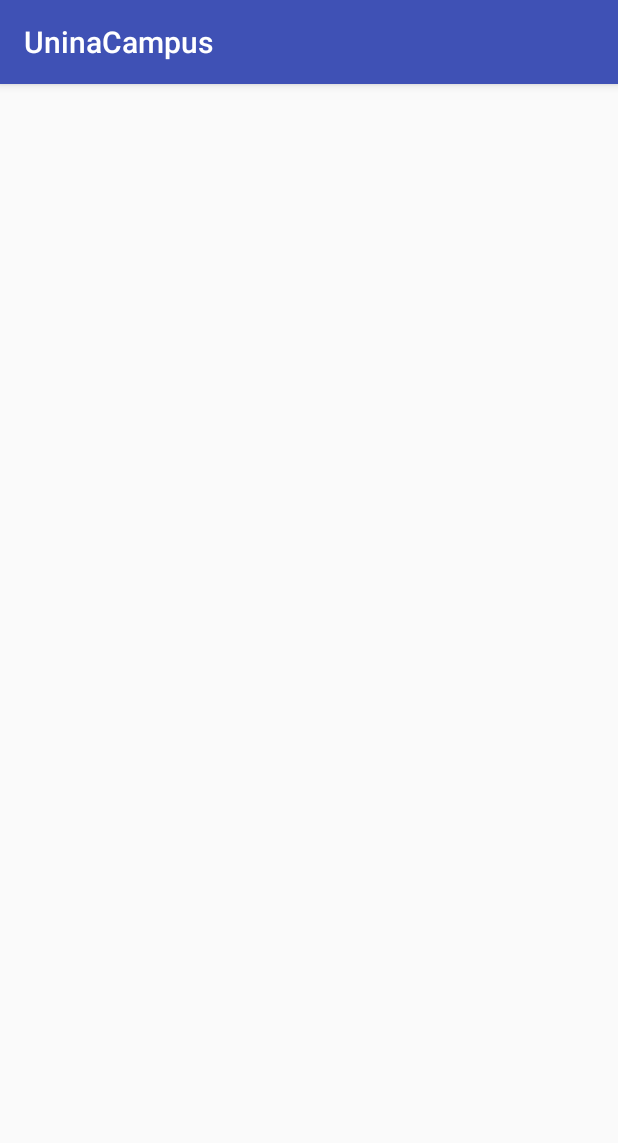
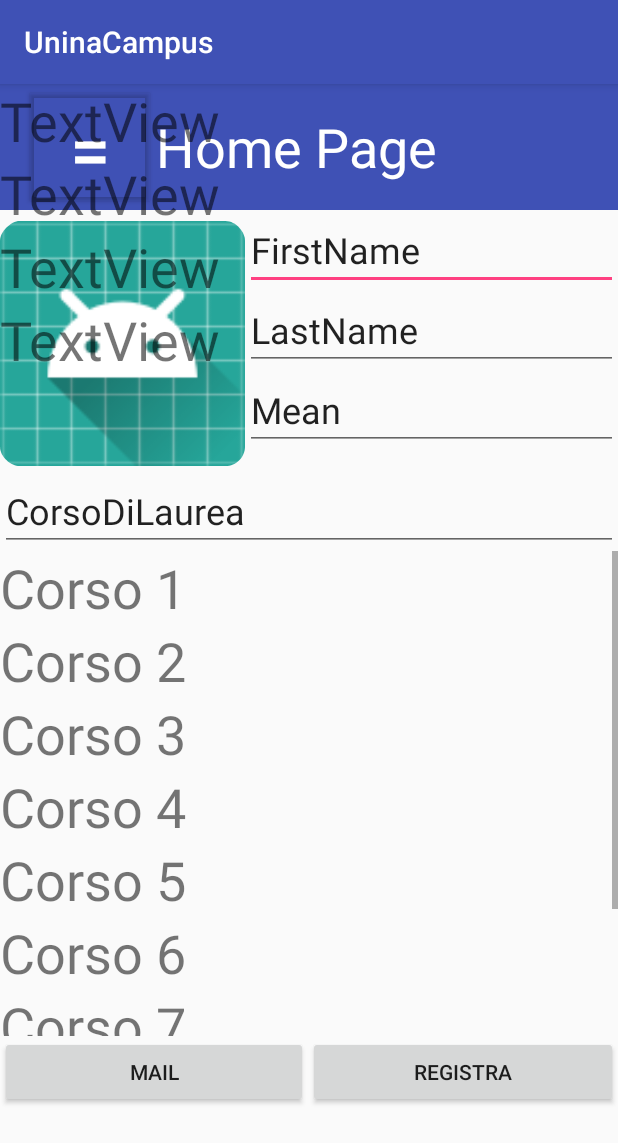
Before and after one commit to paoValle/UninaCampus, an Android app: the HomePage screen opened directly, with no data from a screen before it, on a phone screen of 412 x 824 dp. Shown: the top 1143 px of the screen. Run offline under Robolectric (Android 15) with nearby library versions, the phone set to English and light mode, and no system bars.

Commit message:
Up app android

```diff
--- a/app/src/main/java/paovalle/uninacampus/UI/HomePage.java
+++ b/app/src/main/java/paovalle/uninacampus/UI/HomePage.java
@@ -1,18 +1,21 @@
 package paovalle.uninacampus.UI;
 
+import android.net.Uri;
 import android.support.v4.app.FragmentTransaction;
 import android.support.v4.app.Fragment;
 import android.support.v7.app.AppCompatActivity;
 import android.os.Bundle;
+import android.util.Log;
 import android.view.KeyEvent;
 import android.view.View;
 import android.view.inputmethod.EditorInfo;
 import android.widget.Button;
+import android.widget.LinearLayout;
 import android.widget.TextView;
 
 import paovalle.uninacampus.R;
 
-public class HomePage extends AppCompatActivity {
+public class HomePage extends AppCompatActivity implements MenuGraf.OnFragmentInteractionListener {
 
 
     @Override
@@ -22,12 +25,18 @@ public class HomePage extends AppCompatActivity {
 
         Button menuBtn = (Button) findViewById(R.id.menuBtn);
         menuBtn.setOnClickListener(new View.OnClickListener() {
-            /*@Override
+            @Override
             public void onClick(View view) {
-                getSupportFragmentManager().beginTransaction()
-                        .add(R.id.container, new MenuItemFragment())
-                        .commit();
-            }*/
+                LinearLayout ll = (LinearLayout) findViewById(R.id.linearfrag);
+                ll.setVisibility(View.VISIBLE);
+                Log.w("INFO", "CLICCATO");
+
+            }
         });
     }
+
+    @Override
+    public void onFragmentInteraction(Uri uri) {
+
+    }
 }
--- /dev/null
+++ b/app/src/main/java/paovalle/uninacampus/UI/MenuGraf.java
@@ -0,0 +1,109 @@
+package paovalle.uninacampus.UI;
+
+import android.content.Context;
+import android.net.Uri;
+import android.os.Bundle;
+import android.support.v4.app.Fragment;
+import android.view.LayoutInflater;
+import android.view.View;
+import android.view.ViewGroup;
+
+import paovalle.uninacampus.R;
+
+/**
+ * A simple {@link Fragment} subclass.
+ * Activities that contain this fragment must implement the
+ * {@link MenuGraf.OnFragmentInteractionListener} interface
+ * to handle interaction events.
+ * Use the {@link MenuGraf#newInstance} factory method to
+ * create an instance of this fragment.
+ */
+public class MenuGraf extends Fragment {
+    // TODO: Rename parameter arguments, choose names that match
+    // the fragment initialization parameters, e.g. ARG_ITEM_NUMBER
+    private static final String ARG_PARAM1 = "param1";
+    private static final String ARG_PARAM2 = "param2";
+
+    // TODO: Rename and change types of parameters
+    private String mParam1;
+    private String mParam2;
+
+    private OnFragmentInteractionListener mListener;
+
+    public MenuGraf() {
+        // Required empty public constructor
+    }
+
+    /**
+     * Use this factory method to create a new instance of
+     * this fragment using the provided parameters.
+     *
+     * @param param1 Parameter 1.
+     * @param param2 Parameter 2.
+     * @return A new instance of fragment MenuGraf.
+     */
+    // TODO: Rename and change types and number of parameters
+    public static MenuGraf newInstance(String param1, String param2) {
+        MenuGraf fragment = new MenuGraf();
+        Bundle args = new Bundle();
+        args.putString(ARG_PARAM1, param1);
+        args.putString(ARG_PARAM2, param2);
+        fragment.setArguments(args);
+        return fragment;
+    }
+
+    @Override
+    public void onCreate(Bundle savedInstanceState) {
+        super.onCreate(savedInstanceState);
+        if (getArguments() != null) {
+            mParam1 = getArguments().getString(ARG_PARAM1);
+            mParam2 = getArguments().getString(ARG_PARAM2);
+        }
+    }
+
+    @Override
+    public View onCreateView(LayoutInflater inflater, ViewGroup container,
+                             Bundle savedInstanceState) {
+        // Inflate the layout for this fragment
+        return inflater.inflate(R.layout.menuitemfrag, container, false);
+    }
+
+    // TODO: Rename method, update argument and hook method into UI event
+    public void onButtonPressed(Uri uri) {
+        if (mListener != null) {
+            mListener.onFragmentInteraction(uri);
+        }
+    }
+
+    @Override
+    public void onAttach(Context context) {
+        super.onAttach(context);
+        if (context instanceof OnFragmentInteractionListener) {
+            mListener = (OnFragmentInteractionListener) context;
+        } else {
+            throw new RuntimeException(context.toString()
+                    + " must implement OnFragmentInteractionListener");
+        }
+    }
+
+    @Override
+    public void onDetach() {
+        super.onDetach();
+        mListener = null;
+    }
+
+    /**
+     * This interface must be implemented by activities that contain this
+     * fragment to allow an interaction in this fragment to be communicated
+     * to the activity and potentially other fragments contained in that
+     * activity.
+     * <p>
+     * See the Android Training lesson <a href=
+     * "http://developer.android.com/training/basics/fragments/communicating.html"
+     * >Communicating with Other Fragments</a> for more information.
+     */
+    public interface OnFragmentInteractionListener {
+        // TODO: Update argument type and name
+        void onFragmentInteraction(Uri uri);
+    }
+}
--- a/app/src/main/res/layout/activity_home_page.xml
+++ b/app/src/main/res/layout/activity_home_page.xml
@@ -6,12 +6,26 @@
     android:layout_height="match_parent"
     tools:context="paovalle.uninacampus.UI.HomePage">
 
-    <fragment
-        android:id="@+id/menu_item_fragment"
-        android:name="paovalle.uninacampus.MenuItemFragment"
-        android:layout_width="295dp"
+    <LinearLayout
+        android:id="@+id/linearfrag"
+        android:layout_width="match_parent"
         android:layout_height="match_parent"
-        android:layout_weight="1" />
+        android:backgroundTint="@android:color/background_light"
+        android:backgroundTintMode="add"
+        android:orientation="horizontal"
+        android:translationZ="1000dp"
+        android:visibility="visible">
+
+        <fragment
+            android:id="@+id/menufragid"
+            android:name="paovalle.uninacampus.UI.MenuGraf"
+            android:layout_width="301dp"
+            android:layout_height="659dp"
+            android:layout_weight="1"
+            tools:layout="@layout/menuitemfrag"
+            tools:layout_editor_absoluteX="0dp"
+            tools:layout_editor_absoluteY="0dp" />
+    </LinearLayout>
 
     <LinearLayout
         android:layout_width="match_parent"
--- /dev/null
+++ b/app/src/main/res/layout/menuitemfrag.xml
@@ -0,0 +1,56 @@
+<FrameLayout xmlns:android="http://schemas.android.com/apk/res/android"
+    xmlns:app="http://schemas.android.com/apk/res-auto"
+    xmlns:tools="http://schemas.android.com/tools"
+    android:layout_width="wrap_content"
+    android:layout_height="match_parent"
+    android:backgroundTint="@color/colorAccent"
+    android:backgroundTintMode="add"
+    android:translationZ="1000dp"
+    tools:context="paovalle.uninacampus.UI.MenuGraf">
+
+    <!-- TODO: Update blank fragment layout -->
+
+    <ScrollView
+        android:layout_width="match_parent"
+        android:layout_height="match_parent"
+        android:backgroundTint="@color/colorPrimary">
+
+        <LinearLayout
+            android:layout_width="match_parent"
+            android:layout_height="wrap_content"
+            android:backgroundTint="@color/colorAccent"
+            android:orientation="vertical">
+
+            <TextView
+                android:id="@+id/textView16"
+                android:layout_width="match_parent"
+                android:layout_height="wrap_content"
+                android:backgroundTint="@color/colorPrimary"
+                android:text="TextView"
+                android:textSize="36sp" />
+
+            <TextView
+                android:id="@+id/textView17"
+                android:layout_width="match_parent"
+                android:layout_height="wrap_content"
+                android:text="TextView"
+                android:textSize="36sp" />
+
+            <TextView
+                android:id="@+id/textView18"
+                android:layout_width="match_parent"
+                android:layout_height="wrap_content"
+                android:text="TextView"
+                android:textSize="36sp" />
+
+            <TextView
+                android:id="@+id/textView15"
+                android:layout_width="match_parent"
+                android:layout_height="wrap_content"
+                android:text="TextView"
+                android:textSize="36sp" />
+        </LinearLayout>
+
+    </ScrollView>
+
+</FrameLayout>
--- a/app/src/main/res/values/colors.xml
+++ b/app/src/main/res/values/colors.xml
@@ -2,7 +2,7 @@
 <resources>
     <color name="colorPrimary">#3f51b5</color>
     <color name="colorPrimaryDark">#303F9F</color>
-    <color name="colorAccent">#FF4081</color>
+    <color name="colorAccent">#ff4081</color>
 
     <color name="black_overlay">#66000000</color>
 </resources>
--- a/app/src/main/res/values/strings.xml
+++ b/app/src/main/res/values/strings.xml
@@ -21,4 +21,7 @@
     <string name="title_activity_fullscreen">FullscreenActivity</string>
     <string name="dummy_button">Dummy Button</string>
     <string name="dummy_content">DUMMY\nCONTENT</string>
+
+    <!-- TODO: Remove or change this placeholder text -->
+    <string name="hello_blank_fragment">Hello blank fragment</string>
 </resources>
```
Also changed, not shown: app/src/main/java/paovalle/uninacampus/UI/ListAdapter.java (deleted, +0 -72 lines), app/src/main/java/paovalle/uninacampus/UI/ListItem.java (deleted, +0 -21 lines), app/src/main/res/layout/fragment_item.xml (deleted, +0 -54 lines), app/src/main/res/layout/fragment_item_list.xml (deleted, +0 -13 lines), app/src/main/res/layout/grid_item.xml (deleted, +0 -15 lines), app/src/main/res/layout/list_item.xml (deleted, +0 -15 lines), 1 other file.
